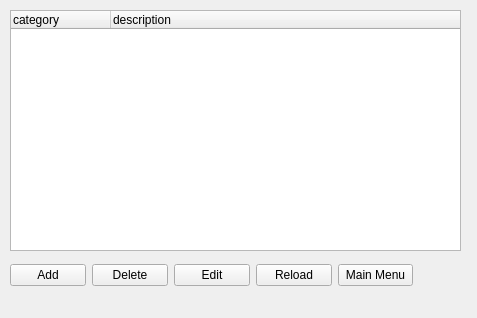
Qt form qt/apps/configurator/forms/categories.ui (Wolframe/qtClient) before a commit.
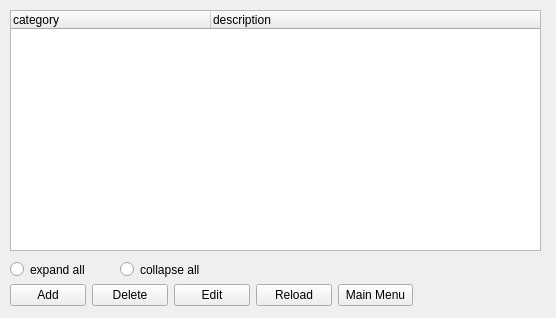
The same form after that commit.

Diff of the .ui file:
```diff
--- a/qt/apps/configurator/forms/categories.ui
+++ b/qt/apps/configurator/forms/categories.ui
@@ -6,7 +6,7 @@
    <rect>
     <x>0</x>
     <y>0</y>
-    <width>477</width>
+    <width>556</width>
     <height>318</height>
    </rect>
   </property>
@@ -18,7 +18,7 @@
     <rect>
      <x>10</x>
      <y>10</y>
-     <width>451</width>
+     <width>531</width>
      <height>241</height>
     </rect>
    </property>
@@ -34,6 +34,9 @@
    <property name="state" stdset="0">
     <string notr="true">{global.categoryState}</string>
    </property>
+   <attribute name="headerDefaultSectionSize">
+    <number>200</number>
+   </attribute>
    <column>
     <property name="text">
      <string>category</string>
@@ -49,7 +52,7 @@
    <property name="geometry">
     <rect>
      <x>10</x>
-     <y>260</y>
+     <y>280</y>
      <width>403</width>
      <height>31</height>
     </rect>
@@ -140,6 +143,32 @@
     </item>
    </layout>
   </widget>
+  <widget class="QRadioButton" name="radioButton">
+   <property name="geometry">
+    <rect>
+     <x>10</x>
+     <y>260</y>
+     <width>100</width>
+     <height>19</height>
+    </rect>
+   </property>
+   <property name="text">
+    <string>expand all</string>
+   </property>
+  </widget>
+  <widget class="QRadioButton" name="radioButton_2">
+   <property name="geometry">
+    <rect>
+     <x>120</x>
+     <y>260</y>
+     <width>100</width>
+     <height>19</height>
+    </rect>
+   </property>
+   <property name="text">
+    <string>collapse all</string>
+   </property>
+  </widget>
  </widget>
  <tabstops>
   <tabstop>category</tabstop>
```
Left out of the diff: 51 changed lines with no effect on the pictures.
